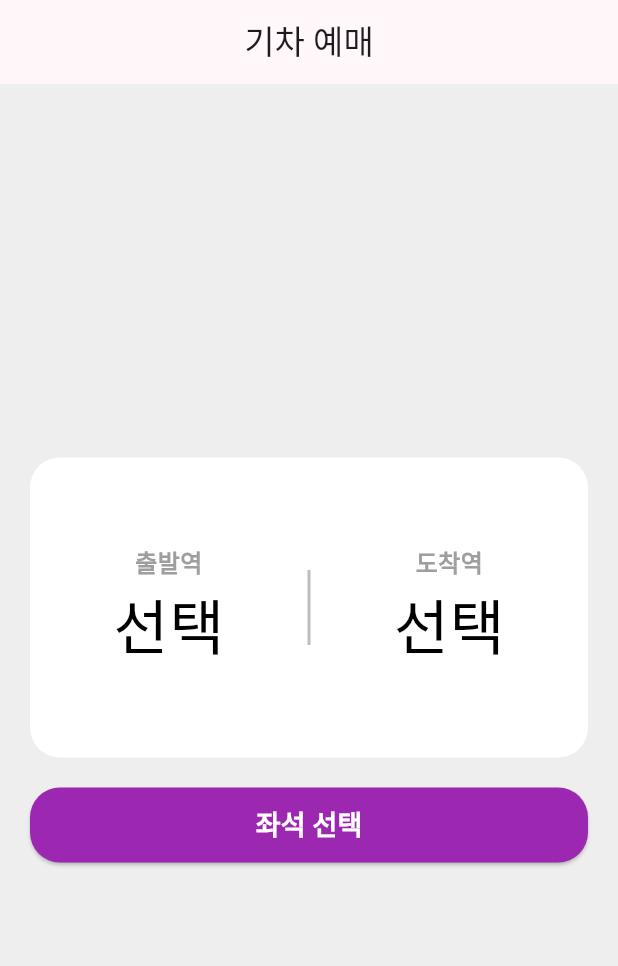
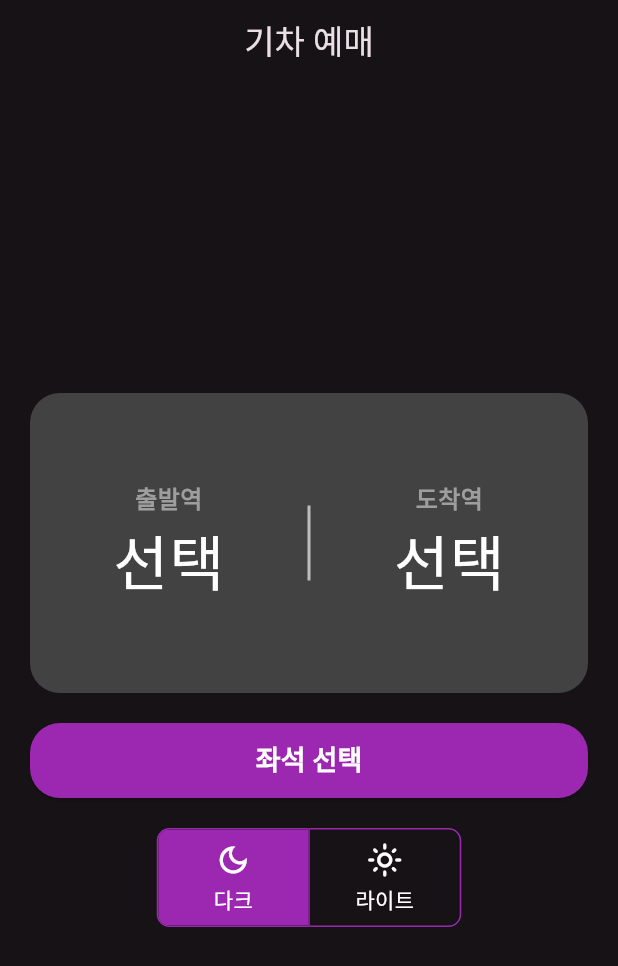
Before and after one commit to Kihwan-dev/flutter_train_app, a Flutter app: the screen it shows after launch, on a phone screen of 412 x 824 dp. Shown: the top 966 px of the screen. Run offline on Flutter 3.47's test engine with Material 3 defaults, Android fonts, the phone set to English and light mode, and no system bars.

Commit message:
✨ AppColorList에 색상 추가 및 HomePage에서 라이트/다크 모드 설정 기능 구현

```diff
--- a/lib/Models/app_color_list.dart
+++ b/lib/Models/app_color_list.dart
@@ -11,4 +11,7 @@ class AppColorList {
   static var selectedColor = Colors.purple;
   static var unSelectedColorLight = Colors.grey[300];
   static var unSelectedColorDark = Colors.grey[800];
+  static var normalBlack = Colors.black;
+  static var normalWhite = Colors.white;
+  static var toggleBorderLine = Colors.purple;
 }
--- a/lib/Pages/Home/home_page.dart
+++ b/lib/Pages/Home/home_page.dart
@@ -1,10 +1,17 @@
+// ignore_for_file: public_member_api_docs, sort_constructors_first
 import 'package:flutter/material.dart';
+
+import 'package:flutter_train_app/Widgets/basic_title_appbar.dart';
 import 'package:flutter_train_app/models/app_color_list.dart';
 import 'package:flutter_train_app/pages/seat/seat_page.dart';
 import 'package:flutter_train_app/pages/station/station_list_page.dart';
-import 'package:flutter_train_app/Widgets/basic_title_appbar.dart';
 
 class HomePage extends StatefulWidget {
+  void Function(int index) onPressed;
+  List<bool> isSelected;
+
+  HomePage({required this.onPressed, required this.isSelected});
+
   @override
   State<HomePage> createState() => _HomePageState();
 }
@@ -18,7 +25,8 @@ class _HomePageState extends State<HomePage> {
     final isDarkMode = Theme.of(context).brightness == Brightness.dark;
     return Scaffold(
       appBar: BasicTitleAppBar("기차 예매"),
-      backgroundColor: Theme.of(context).colorScheme.brightness == Brightness.light ? AppColorList.scaffoldBodyBgLight : Theme.of(context).colorScheme.surface,
+      backgroundColor:
+          Theme.of(context).colorScheme.brightness == Brightness.light ? AppColorList.scaffoldBodyBgLight : Theme.of(context).colorScheme.surface,
       body: Padding(
         padding: const EdgeInsets.symmetric(horizontal: 20),
         child: Column(
@@ -62,6 +70,37 @@ class _HomePageState extends State<HomePage> {
                 ),
               ),
             ),
+            SizedBox(height: 20),
+            ToggleButtons(
+              isSelected: widget.isSelected,
+              fillColor: AppColorList.selectedColor,
+              selectedColor: AppColorList.whiteText,
+              onPressed: widget.onPressed,
+              color: isDarkMode ? AppColorList.normalWhite : AppColorList.normalBlack,
+              borderRadius: BorderRadius.circular(8),
+              borderColor: AppColorList.toggleBorderLine,
+              selectedBorderColor: AppColorList.toggleBorderLine,
+              children: [
+                _getToggleWidget(icon: Icons.dark_mode_outlined, title: "다크"),
+                _getToggleWidget(icon: Icons.light_mode_outlined, title: "라이트"),
+              ],
+            )
+          ],
+        ),
+      ),
+    );
+  }
+
+  SizedBox _getToggleWidget({required IconData icon, required String title}) {
+    return SizedBox(
+      width: 100,
+      child: Padding(
+        padding: EdgeInsets.symmetric(horizontal: 12, vertical: 8),
+        child: Column(
+          children: [
+            Icon(icon),
+            SizedBox(height: 4),
+            Text(title),
           ],
         ),
       ),
--- a/lib/Pages/Seat/seat_page.dart
+++ b/lib/Pages/Seat/seat_page.dart
@@ -29,7 +29,7 @@ class _SeatPageState extends State<SeatPage> {
   @override
   Widget build(BuildContext context) {
     return Scaffold(
-      appBar: BasicTitleAppBar("좌석 선택"),
+      appBar: BasicTitleAppBar("좌석 선택", isBackOn: true),
       bottomNavigationBar: Container(
         padding: EdgeInsets.fromLTRB(20, 0, 20, 50),
         height: 100,
--- a/lib/main.dart
+++ b/lib/main.dart
@@ -8,18 +8,39 @@ void main() {
   runApp(const MyApp());
 }
 
-class MyApp extends StatelessWidget {
+class MyApp extends StatefulWidget {
   const MyApp({super.key});
+
+  @override
+  State<MyApp> createState() => _MyAppState();
+}
+
+class _MyAppState extends State<MyApp> {
+  ThemeMode themeMode = ThemeMode.dark;
+  List<bool> isSelected = [true, false];
+
+  void onPressed(int index) {
+    setState(() {
+      for (int i = 0; i < isSelected.length; i++) {
+        isSelected[i] = i == index;
+      }
+      themeMode = index == 0 ? ThemeMode.dark : ThemeMode.light;
+    });
+  }
 
   @override
   Widget build(BuildContext context) {
     return MaterialApp(
       // themeMode: ThemeMode.light,
-      themeMode: ThemeMode.system,
+      themeMode: themeMode,
+      // themeMode: ThemeMode.system,
       // themeMode: ThemeMode.dark,
       theme: lightTheme,
       darkTheme: darkTheme,
-      home: HomePage(),
+      home: HomePage(
+        onPressed: onPressed,
+        isSelected: isSelected,
+      ),
     );
   }
 }
```
